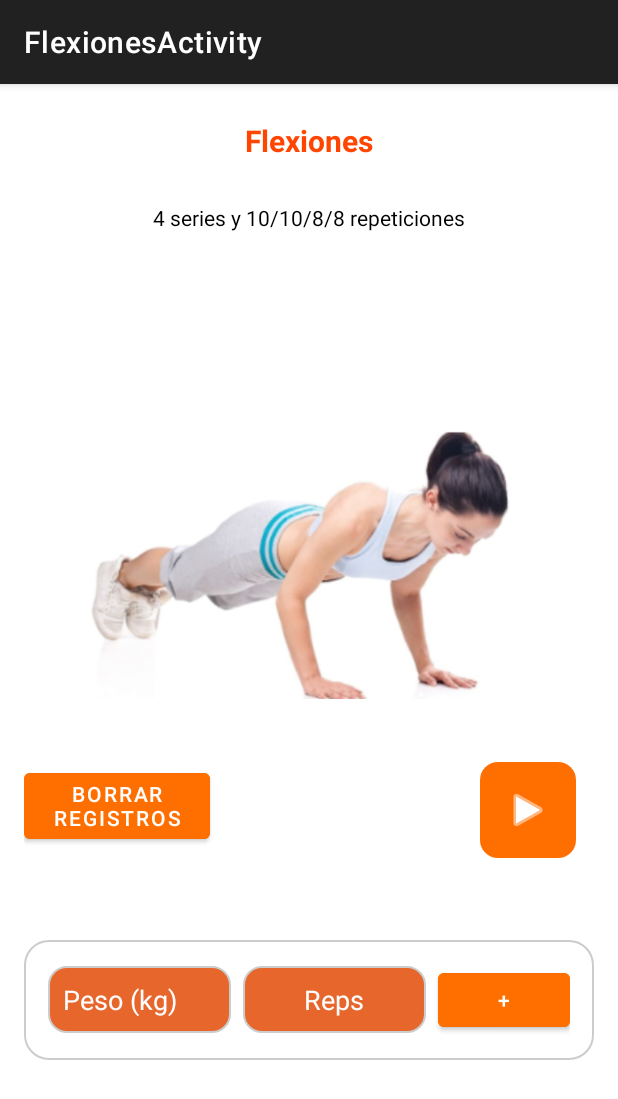
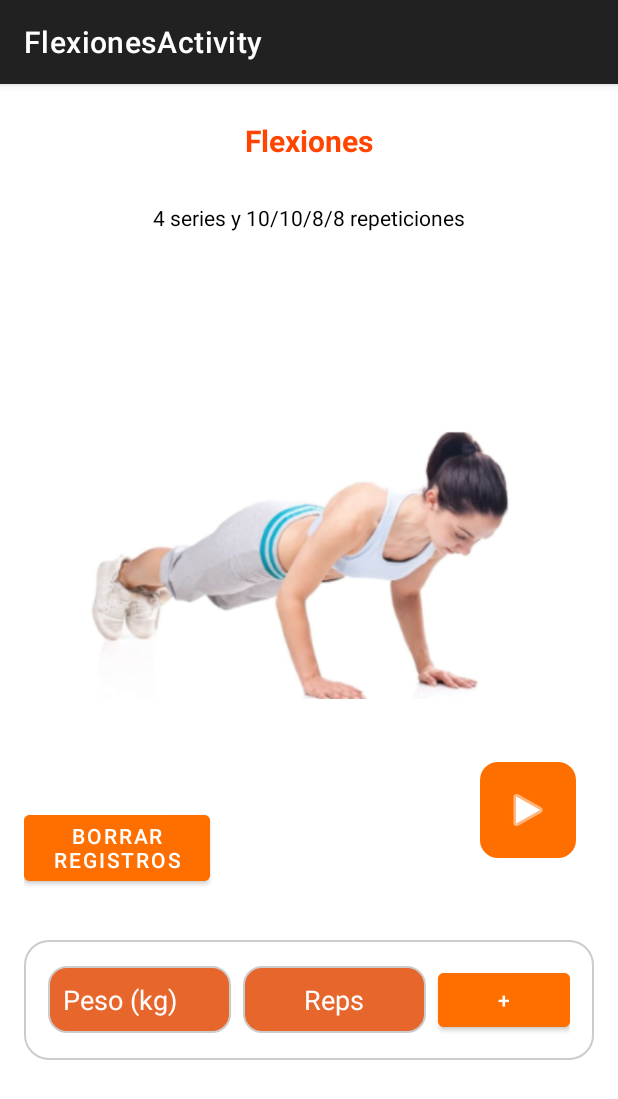
Before and after one commit to SantiagoCifuentes/FitQuick, an Android app built with Jetpack Compose: the EjercicioFragment screen opened directly, with no data from a screen before it, on a phone screen of 412 x 824 dp. Shown: the top 1099 px of the screen. Run offline under Robolectric (Android 15) with nearby library versions, the phone set to English and light mode, and no system bars.

Commit message:
Se corrige posición del botón borrar registros

```diff
--- a/app/src/main/res/layout/fragment_ejercicio.xml
+++ b/app/src/main/res/layout/fragment_ejercicio.xml
@@ -124,7 +124,7 @@
         app:layout_constraintHorizontal_bias="0.0"
         app:layout_constraintStart_toStartOf="parent"
         app:layout_constraintTop_toTopOf="parent"
-        app:layout_constraintVertical_bias="0.643" />
+        app:layout_constraintVertical_bias="0.684" />
 
     <TableLayout
         android:id="@+id/table_layout"
```
